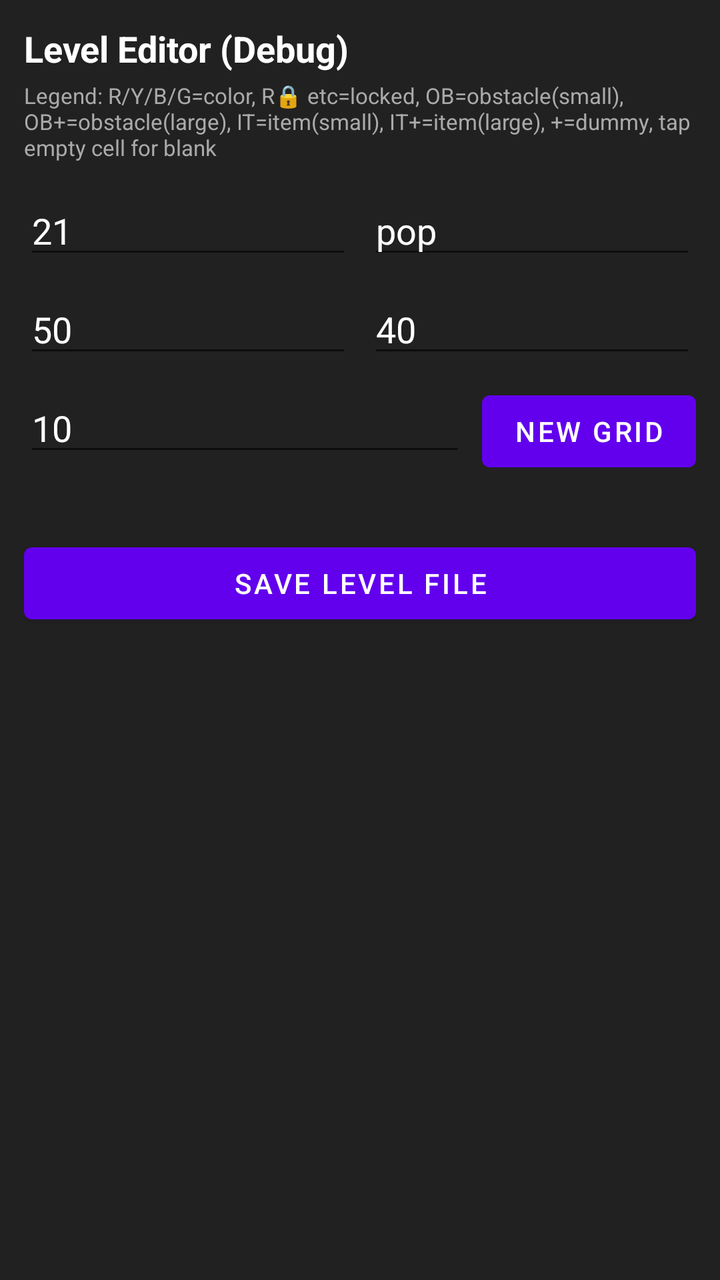
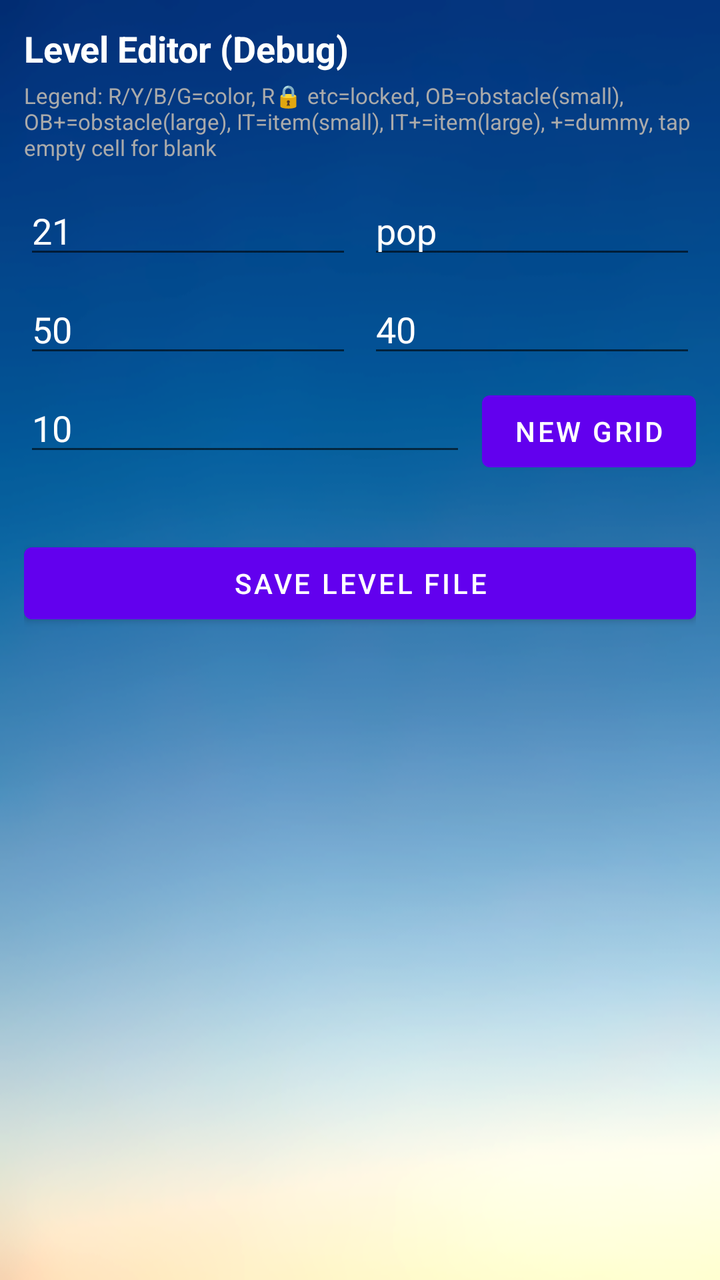

Compare the two renders of this Android layout. The source of the first and the diff that turns it into the second are given below.
<!-- AndroidManifest.xml: activity theme Theme.AnimalsPop -->
<!-- res/layout/activity_level_editor.xml -->
<?xml version="1.0" encoding="utf-8"?>
<ScrollView xmlns:android="http://schemas.android.com/apk/res/android"
    android:layout_width="match_parent"
    android:layout_height="match_parent"
    android:background="#212121"
    android:fillViewport="true">

    <LinearLayout
        android:layout_width="match_parent"
        android:layout_height="wrap_content"
        android:orientation="vertical"
        android:padding="12dp">

        <TextView
            android:layout_width="match_parent"
            android:layout_height="wrap_content"
            android:text="Level Editor (Debug)"
            android:textColor="#FFFFFF"
            android:textSize="18sp"
            android:textStyle="bold" />

        <TextView
            android:layout_width="match_parent"
            android:layout_height="wrap_content"
            android:layout_marginTop="4dp"
            android:text="Legend: R/Y/B/G=color, R🔒 etc=locked, OB=obstacle(small), OB+=obstacle(large), IT=item(small), IT+=item(large), +=dummy, tap empty cell for blank"
            android:textColor="#AAAAAA"
            android:textSize="11sp" />

        
        <LinearLayout
            android:layout_width="match_parent"
            android:layout_height="wrap_content"
            android:layout_marginTop="12dp"
            android:orientation="horizontal">

            <EditText
                android:id="@+id/edit_level_num"
                android:layout_width="0dp"
                android:layout_height="wrap_content"
                android:layout_weight="1"
                android:hint="Level #"
                android:inputType="number"
                android:text="21"
                android:textColor="#FFFFFF"
                android:textColorHint="#888888" />

            <EditText
                android:id="@+id/edit_level_type"
                android:layout_width="0dp"
                android:layout_height="wrap_content"
                android:layout_marginStart="8dp"
                android:layout_weight="1"
                android:hint="pop or collect"
                android:text="pop"
                android:textColor="#FFFFFF"
                android:textColorHint="#888888" />
        </LinearLayout>

        
        <LinearLayout
            android:layout_width="match_parent"
            android:layout_height="wrap_content"
            android:layout_marginTop="8dp"
            android:orientation="horizontal">

            <EditText
                android:id="@+id/edit_target"
                android:layout_width="0dp"
                android:layout_height="wrap_content"
                android:layout_weight="1"
                android:hint="Target"
                android:inputType="number"
                android:text="50"
                android:textColor="#FFFFFF"
                android:textColorHint="#888888" />

            <EditText
                android:id="@+id/edit_moves"
                android:layout_width="0dp"
                android:layout_height="wrap_content"
                android:layout_marginStart="8dp"
                android:layout_weight="1"
                android:hint="Moves"
                android:inputType="number"
                android:text="40"
                android:textColor="#FFFFFF"
                android:textColorHint="#888888" />
        </LinearLayout>

        
        <LinearLayout
            android:layout_width="match_parent"
            android:layout_height="wrap_content"
            android:layout_marginTop="8dp"
            android:orientation="horizontal">

            <EditText
                android:id="@+id/edit_rows"
                android:layout_width="0dp"
                android:layout_height="wrap_content"
                android:layout_weight="1"
                android:hint="Rows (columns fixed=11)"
                android:inputType="number"
                android:text="10"
                android:textColor="#FFFFFF"
                android:textColorHint="#888888" />

            <Button
                android:id="@+id/btn_generate_grid"
                android:layout_width="wrap_content"
                android:layout_height="wrap_content"
                android:layout_marginStart="8dp"
                android:text="New Grid" />
        </LinearLayout>

        
        <androidx.recyclerview.widget.RecyclerView
            android:id="@+id/recycler_grid"
            android:layout_width="match_parent"
            android:layout_height="wrap_content"
            android:layout_marginTop="12dp" />

        <Button
            android:id="@+id/btn_save_level"
            android:layout_width="match_parent"
            android:layout_height="wrap_content"
            android:layout_marginTop="16dp"
            android:text="Save Level File" />

        <TextView
            android:id="@+id/txt_save_result"
            android:layout_width="match_parent"
            android:layout_height="wrap_content"
            android:layout_marginTop="8dp"
            android:textColor="#4CAF50"
            android:textSize="12sp" />

    </LinearLayout>
</ScrollView>
<!-- resources referenced by this layout -->
<resources>
  <style name="Theme.AnimalsPop" parent="Theme.MaterialComponents.DayNight.NoActionBar">
          
          <item name="colorPrimary">@color/purple_500</item>
          <item name="colorPrimaryVariant">@color/purple_700</item>
          <item name="colorOnPrimary">@color/white</item>
          
          <item name="colorSecondary">@color/teal_200</item>
          <item name="colorSecondaryVariant">@color/teal_700</item>
          <item name="colorOnSecondary">@color/black</item>
          
          <item name="android:statusBarColor" tools:targetApi="l">?attr/colorPrimaryVariant</item>
          
      </style>
  <color name="purple_500">#FF6200EE</color>
  <color name="purple_700">#FF3700B3</color>
  <color name="white">#FFFFFFFF</color>
  <color name="teal_200">#FF03DAC5</color>
  <color name="teal_700">#FF018786</color>
  <color name="black">#FF000000</color>
</resources>

<!-- the commit's change to res/layout/activity_level_editor.xml (unified diff, before → after) -->
@@ -2,7 +2,7 @@
 <ScrollView xmlns:android="http://schemas.android.com/apk/res/android"
     android:layout_width="match_parent"
     android:layout_height="match_parent"
-    android:background="#212121"
+    android:background="@drawable/bg"
     android:fillViewport="true">
 
     <LinearLayout
<!-- resource entries referenced after the edit -->
@@ -1,5 +1,6 @@
 <!-- resources referenced by this layout -->
 <resources>
+  <!-- drawable bg: webp bitmap (drawable, 78562 bytes) -->
   <style name="Theme.AnimalsPop" parent="Theme.MaterialComponents.DayNight.NoActionBar">
           
           <item name="colorPrimary">@color/purple_500</item>
